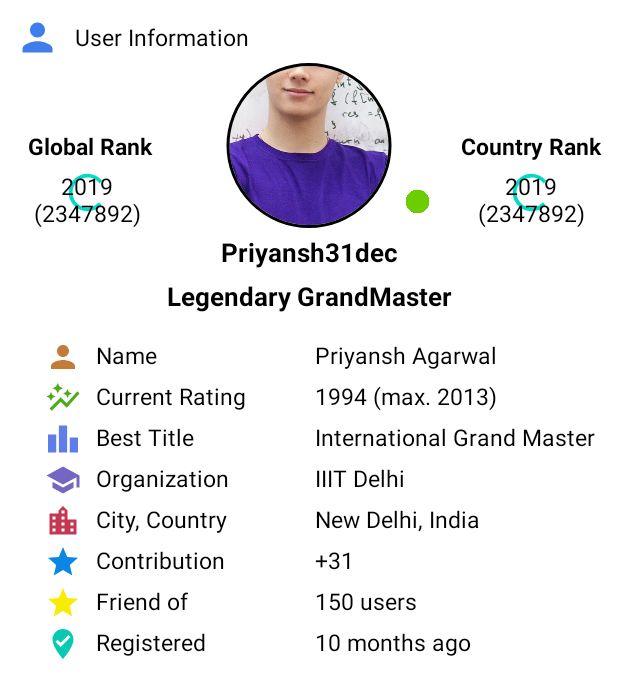
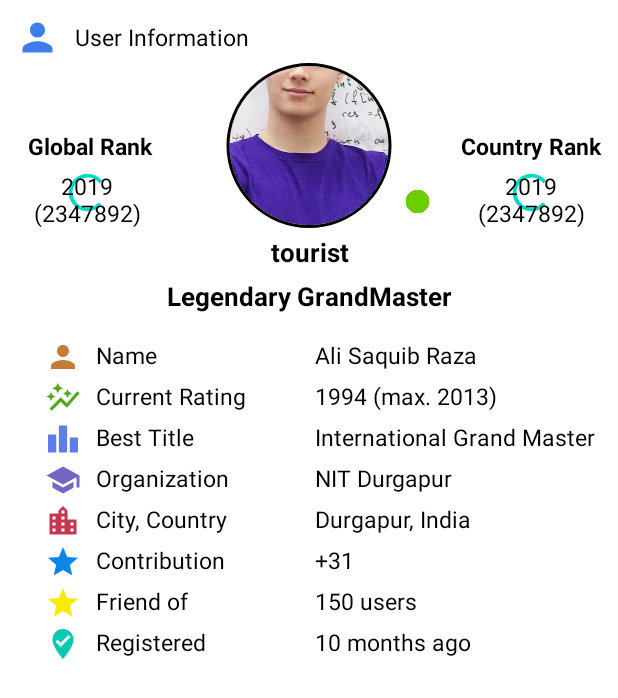
Before and after one commit to GameBle/Codeforces-Visualizer, an Android app: the layout user_public_data.xml on its own in the app's theme, with its tools: preview values and no code run, on a phone screen of 412 x 824 dp. Shown: the top 698 px of the screen. Run offline under Robolectric (Android 15) with nearby library versions, the phone set to English and light mode, and no system bars; plain views replace CircularImageView.

Commit message:
fixing strings in user_public_data.xml

```diff
--- a/app/src/main/res/layout/user_public_data.xml
+++ b/app/src/main/res/layout/user_public_data.xml
@@ -133,7 +133,7 @@
         app:layout_constraintEnd_toEndOf="parent"
         app:layout_constraintStart_toStartOf="parent"
         app:layout_constraintTop_toBottomOf="@+id/profile_photo_image_view"
-        tools:text="Priyansh31dec" />
+        tools:text="tourist" />
 
     <TextView
         android:id="@+id/title_text_view2"
@@ -227,7 +227,7 @@
         app:layout_constraintEnd_toEndOf="parent"
         app:layout_constraintStart_toEndOf="@id/NameQuestion"
         app:layout_constraintTop_toBottomOf="@+id/title_text_view2"
-        tools:text="Priyansh Agarwal" />
+        tools:text="Ali Saquib Raza" />
 
     <TextView
         android:id="@+id/CurrentRatingAnswer"
@@ -251,7 +251,7 @@
         app:layout_constraintEnd_toEndOf="parent"
         app:layout_constraintStart_toEndOf="@id/OrganizationQuestion"
         app:layout_constraintTop_toBottomOf="@+id/MaxRankAnswer"
-        tools:text="IIIT Delhi" />
+        tools:text="NIT Durgapur" />
 
     <TextView
         android:id="@+id/City_CountryAnswer"
@@ -260,7 +260,7 @@
         app:layout_constraintHorizontal_bias="0.571"
         app:layout_constraintStart_toEndOf="@id/OrganizationQuestion"
         app:layout_constraintTop_toBottomOf="@+id/OrganizationAnswer"
-        tools:text="New Delhi, India" />
+        tools:text="Durgapur, India" />
 
     <TextView
         android:id="@+id/ContributionAnswer"
```
